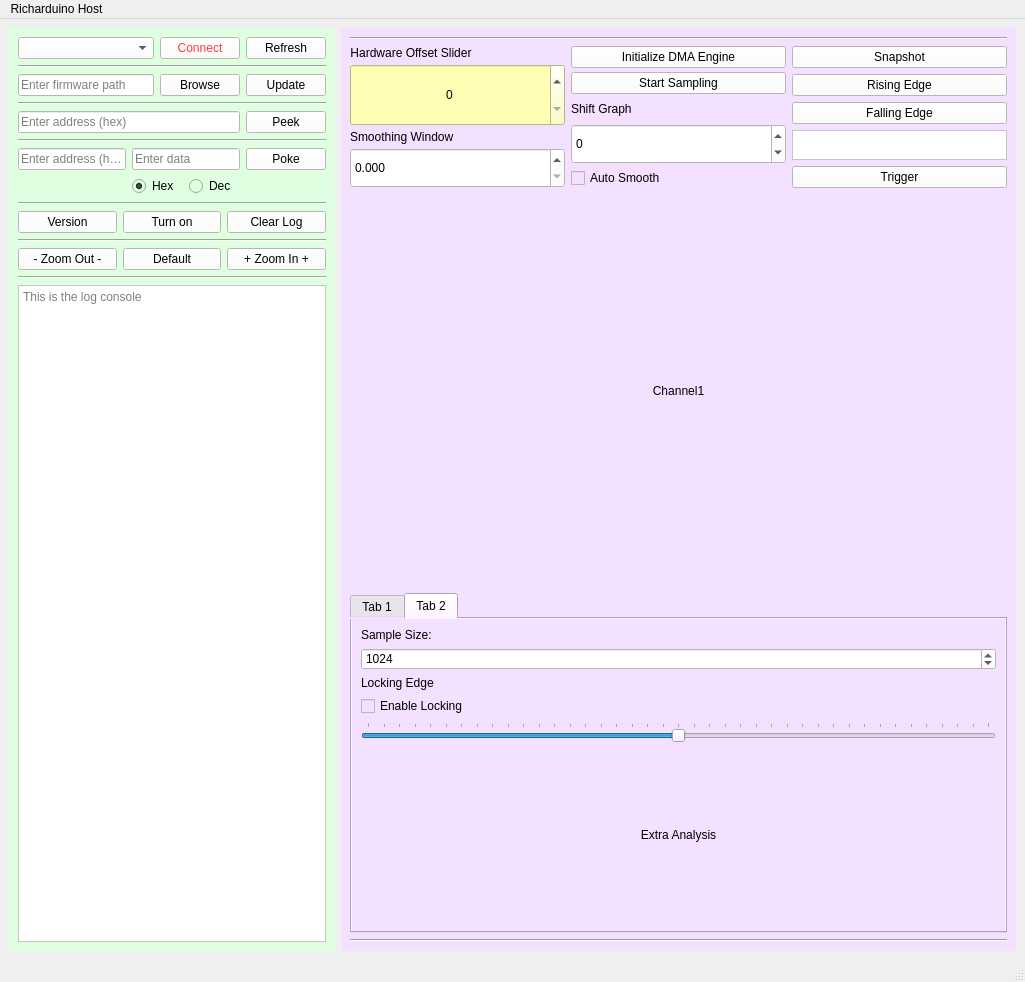
The window that mainwindow.ui (huss2342/Oscilloscope_Host) describes before a commit, drawn with Qt 5.
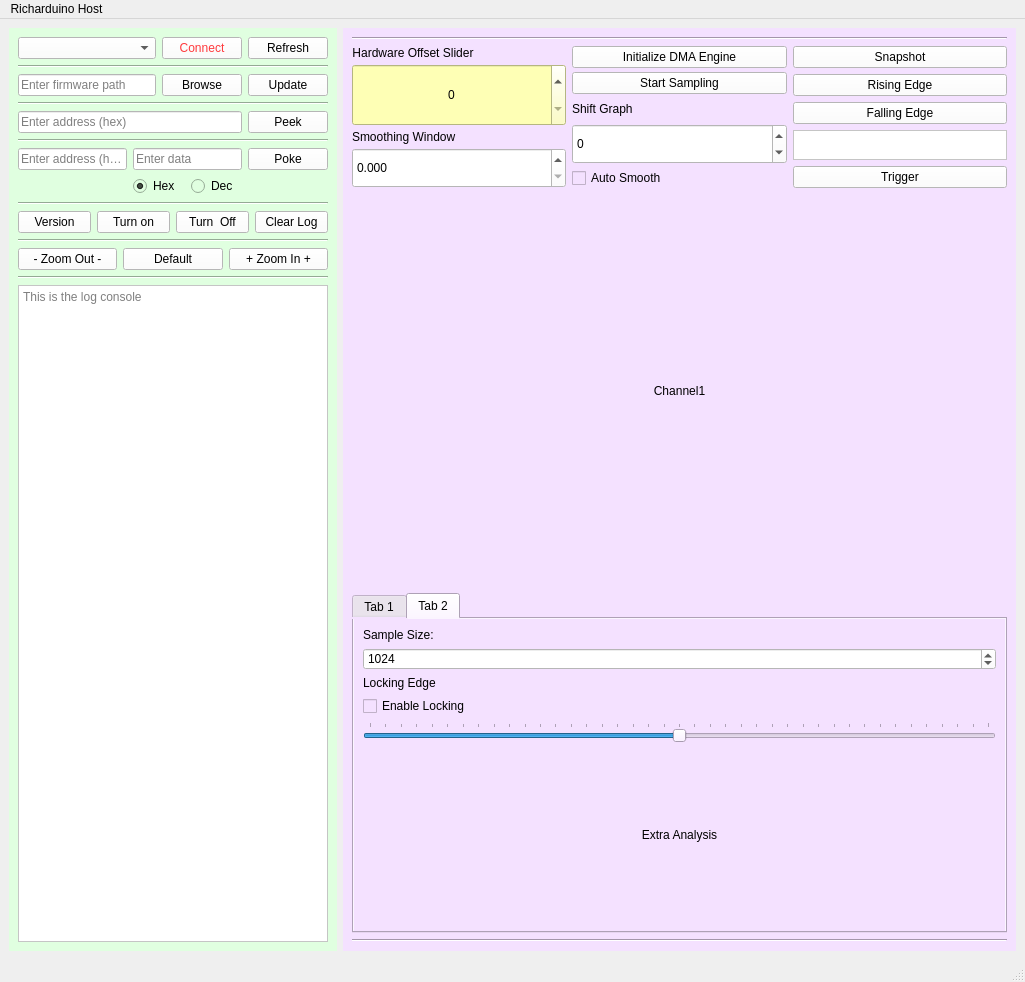
The same window after the commit.

```diff
--- a/mainwindow.ui
+++ b/mainwindow.ui
@@ -310,7 +310,7 @@
         </widget>
        </item>
        <item>
-        <layout class="QHBoxLayout" name="horizontalLayout_7" stretch="0,0,0">
+        <layout class="QHBoxLayout" name="horizontalLayout_7" stretch="0,0,0,0">
          <item>
           <widget class="QPushButton" name="version">
            <property name="styleSheet">
@@ -331,6 +331,16 @@
            </property>
           </widget>
          </item>
+         <item>
+          <widget class="QPushButton" name="turnOffButton">
+           <property name="styleSheet">
+            <string notr="true">background-color: rgb(255, 255, 255);</string>
+           </property>
+           <property name="text">
+            <string>Turn  Off</string>
+           </property>
+          </widget>
+         </item>
          <item>
           <widget class="QPushButton" name="clearLog">
            <property name="styleSheet">
```
